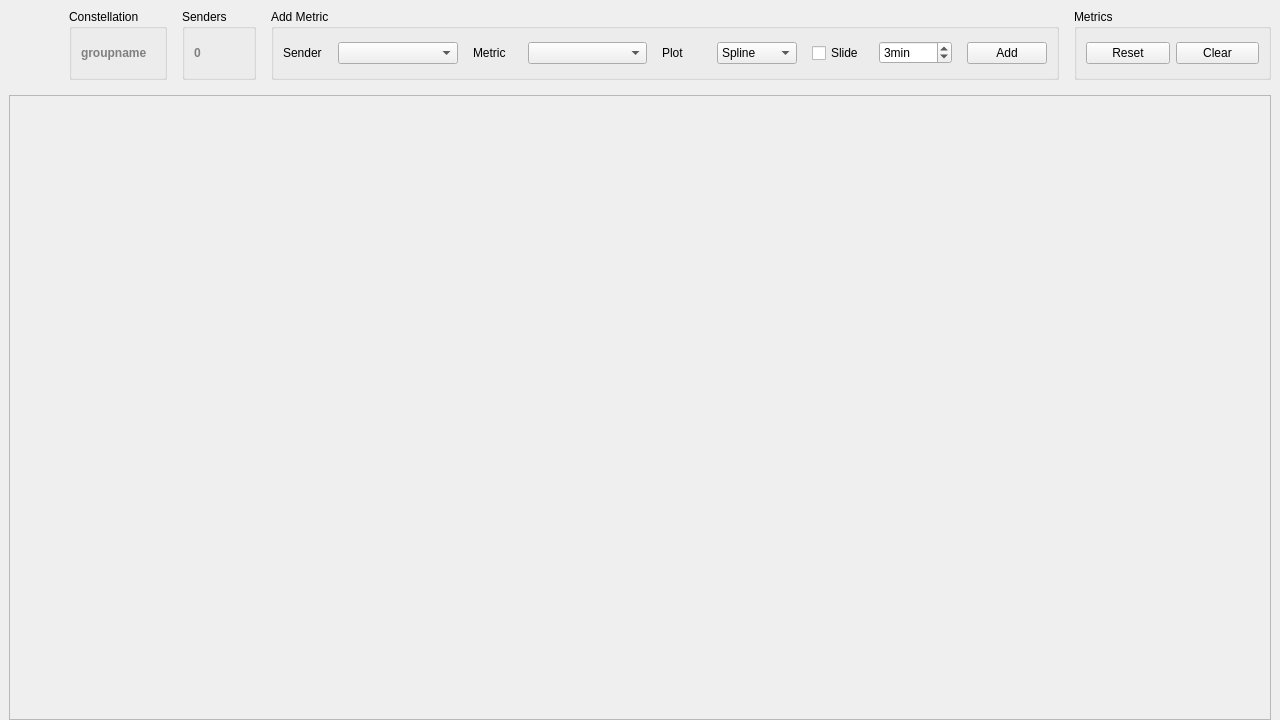
Before: the Qt Designer form cxx/listeners/TelemetryConsole/TelemetryConsole.ui in constellation-daq/Constellation, drawn with Qt 5.
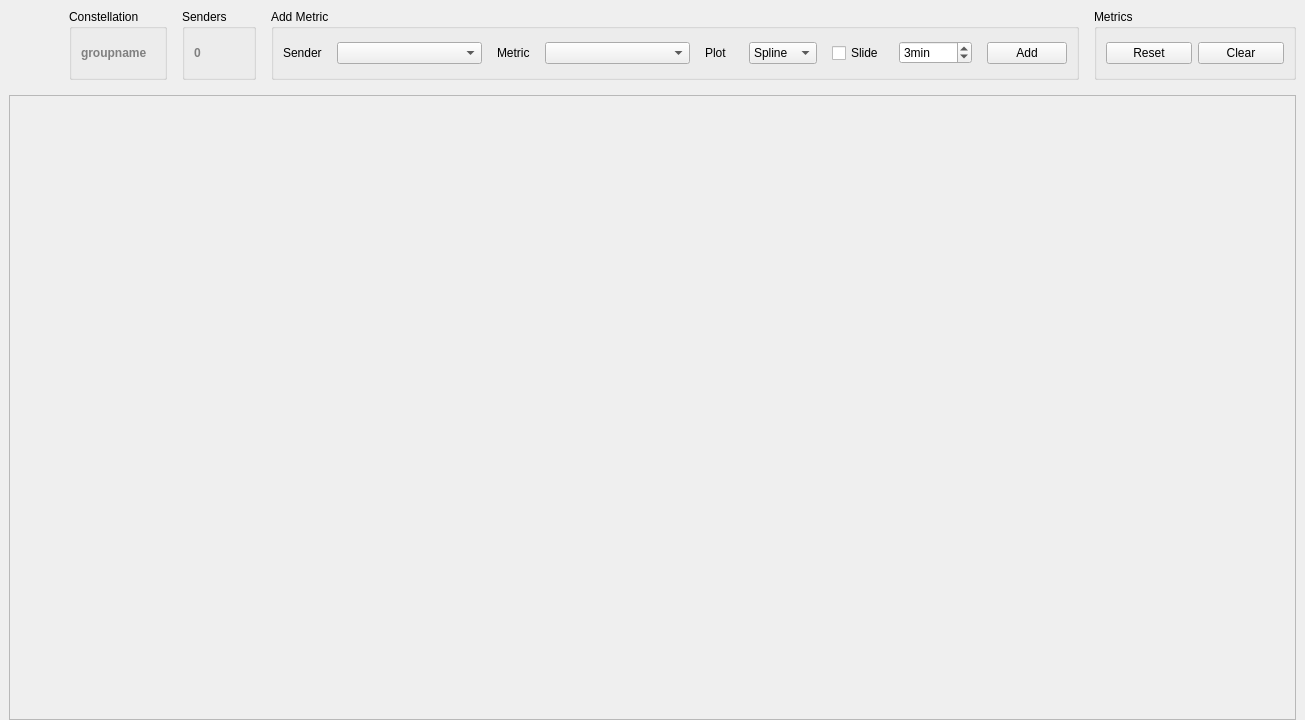
After: the same form once the commit is applied. Icons and pictures are not drawn.

Commit message: cxx/listen/tc: update ui

```diff
--- a/cxx/listeners/TelemetryConsole/TelemetryConsole.ui
+++ b/cxx/listeners/TelemetryConsole/TelemetryConsole.ui
@@ -6,7 +6,7 @@
    <rect>
     <x>0</x>
     <y>0</y>
-    <width>1280</width>
+    <width>1305</width>
     <height>720</height>
    </rect>
   </property>
@@ -155,7 +155,7 @@
           <rect>
            <x>0</x>
            <y>0</y>
-           <width>1258</width>
+           <width>1283</width>
            <height>592</height>
           </rect>
          </property>
@@ -196,7 +196,7 @@
           <property name="title">
            <string>Add Metric</string>
           </property>
-          <layout class="QHBoxLayout" name="horizontalLayout" stretch="1,3,1,3,1,2,0,0,1">
+          <layout class="QHBoxLayout" name="horizontalLayout" stretch="1,5,1,5,1,2,0,0,1">
            <property name="spacing">
             <number>15</number>
            </property>
```
Left out of the diff: 2 changed lines with no effect on the pictures.
